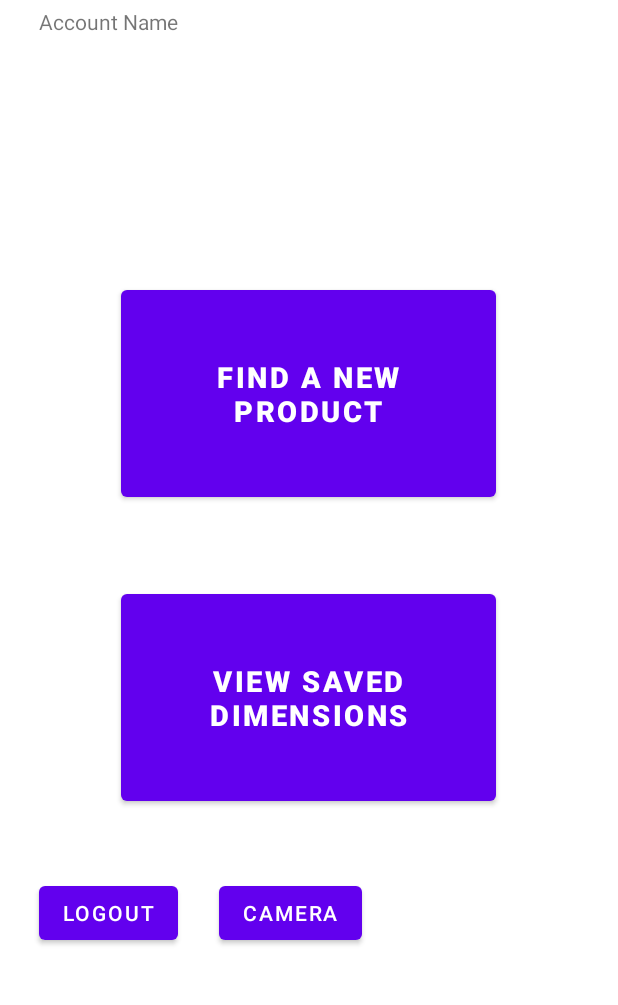
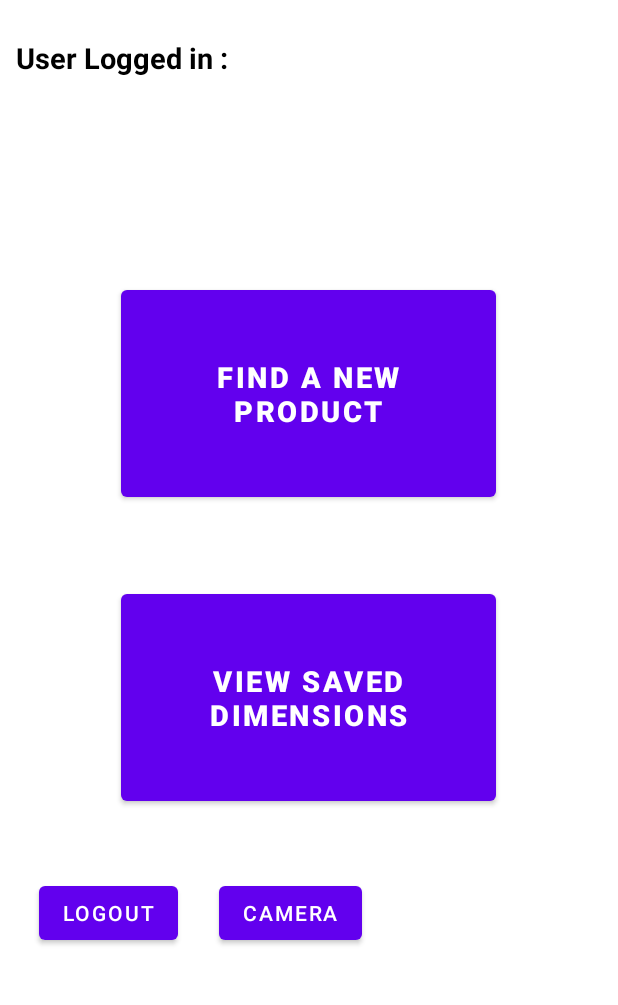
Before and after one commit to BrianParlon/Dimenscan, an Android app: the Profile screen opened directly, with no data from a screen before it, on a phone screen of 412 x 824 dp, the part 152-1157 px from its top. Run offline under Robolectric (Android 15) with nearby library versions, the light colour scheme and no system bars; our stand-ins replace Firebase (no records; nobody signed in at launch, a user with empty details on screens opened directly).

```diff
--- a/app/build.gradle
+++ b/app/build.gradle
@@ -30,6 +30,7 @@ android {
 }
 
 dependencies {
+    implementation 'com.android.volley:volley:1.2.1'
     implementation 'com.orhanobut:dialogplus:1.11@aar'
     implementation 'androidx.appcompat:appcompat:1.5.1'
     implementation 'com.google.android.material:material:1.6.1'
--- a/app/src/main/res/layout/activity_profile.xml
+++ b/app/src/main/res/layout/activity_profile.xml
@@ -88,27 +88,32 @@
 
     <TextView
         android:id="@+id/textView"
-        android:layout_width="wrap_content"
-        android:layout_height="wrap_content"
-        android:text="@string/account_name_p"
+        android:layout_width="145dp"
+        android:layout_height="36dp"
+        android:text="User Logged in :"
+        android:textColor="@color/black"
+        android:textSize="19dp"
+        android:textStyle="bold"
         app:layout_constraintBottom_toBottomOf="parent"
         app:layout_constraintEnd_toEndOf="parent"
-        app:layout_constraintHorizontal_bias="0.081"
+        app:layout_constraintHorizontal_bias="0.041"
         app:layout_constraintStart_toStartOf="parent"
         app:layout_constraintTop_toBottomOf="@+id/textView13"
-        app:layout_constraintVertical_bias="0.033" />
+        app:layout_constraintVertical_bias="0.063" />
 
     <TextView
         android:id="@+id/textView2"
         android:layout_width="wrap_content"
         android:layout_height="wrap_content"
+        android:textColor="@color/black"
+        android:textSize="19dp"
+        android:textStyle="bold"
         app:layout_constraintBottom_toBottomOf="parent"
         app:layout_constraintEnd_toEndOf="parent"
-        app:layout_constraintHorizontal_bias="0.09"
+        app:layout_constraintHorizontal_bias="0.423"
         app:layout_constraintStart_toStartOf="parent"
         app:layout_constraintTop_toTopOf="parent"
-        app:layout_constraintVertical_bias="0.207"
-        android:textSize="20sp"/>
+        app:layout_constraintVertical_bias="0.166" />
 
 
 </androidx.constraintlayout.widget.ConstraintLayout>
```
Also changed, not shown: app/src/main/java/com/example/dimenscan/ManualEntry.java (+38 -1 lines), app/src/main/res/layout/activity_manual_entry.xml (+13 -0 lines).
